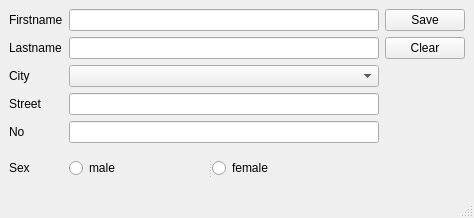
Old version of the form src/mainwindow.ui in the repository mkaniukk/Qt-Creator-Recipe-Planner.
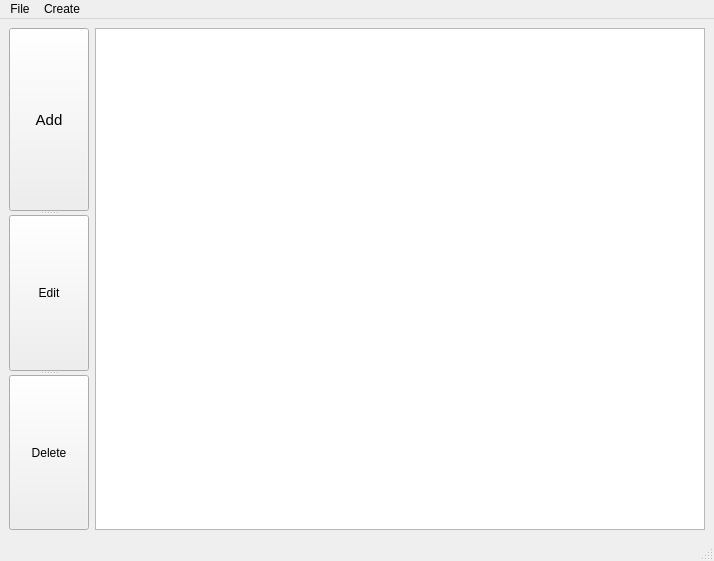
New version of the form.

Patch:
```diff
--- a/src/mainwindow.ui
+++ b/src/mainwindow.ui
@@ -6,8 +6,8 @@
    <rect>
     <x>0</x>
     <y>0</y>
-    <width>474</width>
-    <height>218</height>
+    <width>714</width>
+    <height>561</height>
    </rect>
   </property>
   <property name="windowTitle">
@@ -15,96 +15,72 @@
   </property>
   <widget class="QWidget" name="centralwidget">
    <layout class="QGridLayout" name="gridLayout">
-    <item row="6" column="0">
-     <widget class="QLabel" name="label_4">
-      <property name="text">
-       <string>Street</string>
-      </property>
-     </widget>
-    </item>
-    <item row="7" column="0">
-     <widget class="QLabel" name="label_5">
-      <property name="text">
-       <string>No</string>
-      </property>
-     </widget>
-    </item>
-    <item row="4" column="2">
-     <widget class="QPushButton" name="pushButton">
-      <property name="text">
-       <string>Clear</string>
-      </property>
-     </widget>
-    </item>
-    <item row="9" column="1">
+    <item row="0" column="0">
      <widget class="QSplitter" name="splitter">
       <property name="orientation">
-       <enum>Qt::Horizontal</enum>
+       <enum>Qt::Vertical</enum>
       </property>
-      <widget class="QRadioButton" name="maleRadioButton">
+      <widget class="QPushButton" name="addButton">
+       <property name="font">
+        <font>
+         <pointsize>11</pointsize>
+         <weight>50</weight>
+         <italic>false</italic>
+         <bold>false</bold>
+         <underline>false</underline>
+         <strikeout>false</strikeout>
+         <kerning>true</kerning>
+        </font>
+       </property>
        <property name="text">
-        <string>male</string>
+        <string>Add</string>
        </property>
       </widget>
-      <widget class="QRadioButton" name="femaleRadioButton_2">
+      <widget class="QPushButton" name="editButton">
        <property name="text">
-        <string>female</string>
+        <string>Edit</string>
        </property>
       </widget>
+      <widget class="QPushButton" name="deleteButton">
+       <property name="text">
+        <string>Delete</string>
+       </property>
+      </widget>
      </widget>
     </item>
-    <item row="5" column="0">
-     <widget class="QLabel" name="label_3">
-      <property name="text">
-       <string>City</string>
-      </property>
-     </widget>
-    </item>
-    <item row="2" column="0">
-     <widget class="QLabel" name="label">
-      <property name="text">
-       <string>Firstname</string>
-      </property>
-     </widget>
-    </item>
-    <item row="4" column="1">
-     <widget class="QLineEdit" name="lastnameLineEdit"/>
-    </item>
-    <item row="6" column="1">
-     <widget class="QLineEdit" name="streetLineEdit"/>
-    </item>
-    <item row="5" column="1">
-     <widget class="QComboBox" name="cityComboBox"/>
-    </item>
-    <item row="2" column="1">
-     <widget class="QLineEdit" name="firstnameLineEdit"/>
-    </item>
-    <item row="7" column="1">
-     <widget class="QLineEdit" name="noLineEdit"/>
-    </item>
-    <item row="4" column="0">
-     <widget class="QLabel" name="label_2">
-      <property name="text">
-       <string>Lastname</string>
-      </property>
-     </widget>
-    </item>
-    <item row="9" column="0">
-     <widget class="QLabel" name="label_6">
-      <property name="text">
-       <string>Sex</string>
-      </property>
-     </widget>
-    </item>
-    <item row="2" column="2">
-     <widget class="QPushButton" name="pushButton_2">
-      <property name="text">
-       <string>Save</string>
-      </property>
-     </widget>
+    <item row="0" column="1">
+     <widget class="QTableView" name="tableView"/>
     </item>
    </layout>
   </widget>
+  <widget class="QMenuBar" name="menubar">
+   <property name="geometry">
+    <rect>
+     <x>0</x>
+     <y>0</y>
+     <width>714</width>
+     <height>22</height>
+    </rect>
+   </property>
+   <widget class="QMenu" name="menuFile">
+    <property name="title">
+     <string>File</string>
+    </property>
+    <addaction name="separator"/>
+    <addaction name="separator"/>
+    <addaction name="actionNew_2"/>
+    <addaction name="actionNew"/>
+    <addaction name="actionClose"/>
+   </widget>
+   <widget class="QMenu" name="menuCreate">
+    <property name="title">
+     <string>Create</string>
+    </property>
+    <addaction name="actionShopping_List"/>
+   </widget>
+   <addaction name="menuFile"/>
+   <addaction name="menuCreate"/>
+  </widget>
   <widget class="QStatusBar" name="statusbar"/>
  </widget>
  <resources/>
```
Left out of the diff: 30 changed lines with no effect on the pictures.
